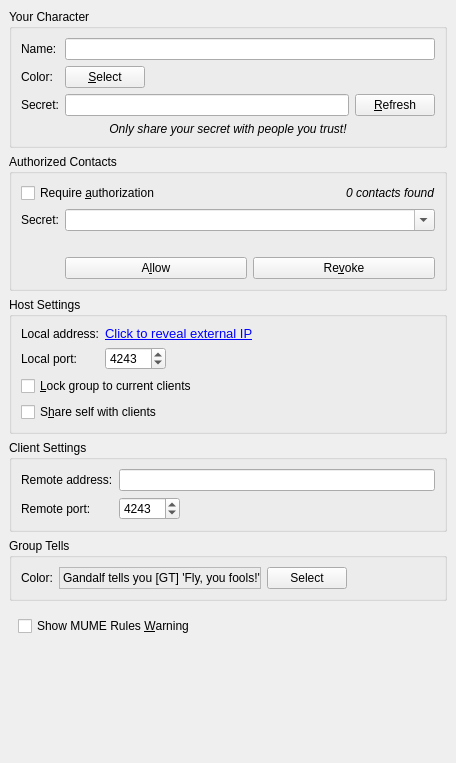
First picture: the form in src/preferences/groupmanagerpage.ui, repository MUME/MMapper, before the edit.
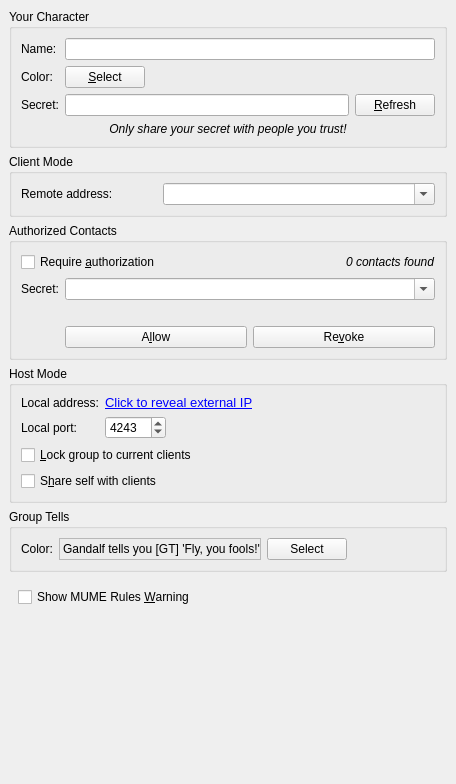
Second picture: the form after the edit.

Commit message: Remember and list previous hosts by adding them as an Authorized Contact

```diff
--- a/src/preferences/groupmanagerpage.ui
+++ b/src/preferences/groupmanagerpage.ui
@@ -7,7 +7,7 @@
     <x>0</x>
     <y>0</y>
     <width>456</width>
-    <height>763</height>
+    <height>784</height>
    </rect>
   </property>
   <property name="windowTitle">
@@ -163,6 +163,35 @@
      </layout>
     </widget>
    </item>
+   <item>
+    <widget class="QGroupBox" name="clientGroupBox">
+     <property name="title">
+      <string>Client Mode</string>
+     </property>
+     <layout class="QGridLayout">
+      <item row="0" column="0">
+       <widget class="QLabel" name="label_2">
+        <property name="text">
+         <string>Remote address:</string>
+        </property>
+        <property name="buddy">
+         <cstring>remoteHost</cstring>
+        </property>
+       </widget>
+      </item>
+      <item row="0" column="1" colspan="2">
+       <widget class="QComboBox" name="remoteHost">
+        <property name="toolTip">
+         <string>Edit this field or select entries auto-populated by Authorized Contacts</string>
+        </property>
+        <property name="editable">
+         <bool>true</bool>
+        </property>
+       </widget>
+      </item>
+     </layout>
+    </widget>
+   </item>
    <item>
     <widget class="QGroupBox" name="allowedGroupBox">
      <property name="title">
@@ -278,7 +307,7 @@
    <item>
     <widget class="QGroupBox" name="hostGroupBox">
      <property name="title">
-      <string>Host Settings</string>
+      <string>Host Mode</string>
      </property>
      <property name="alignment">
       <set>Qt::AlignLeading|Qt::AlignLeft|Qt::AlignTop</set>
@@ -409,64 +438,6 @@
      </layout>
     </widget>
    </item>
-   <item>
-    <widget class="QGroupBox" name="clientGroupBox">
-     <property name="title">
-      <string>Client Settings</string>
-     </property>
-     <layout class="QGridLayout">
-      <item row="1" column="0">
-       <widget class="QLabel" name="label_3">
-        <property name="text">
-         <string>Remote port:</string>
-        </property>
-        <property name="buddy">
-         <cstring>remotePort</cstring>
-        </property>
-       </widget>
-      </item>
-      <item row="0" column="0">
-       <widget class="QLabel" name="label_2">
-        <property name="text">
-         <string>Remote address:</string>
-        </property>
-        <property name="buddy">
-         <cstring>remoteHost</cstring>
-        </property>
-       </widget>
-      </item>
-      <item row="0" column="1" colspan="2">
-       <widget class="QLineEdit" name="remoteHost"/>
-      </item>
-      <item row="1" column="1">
-       <widget class="QSpinBox" name="remotePort">
-        <property name="minimum">
-         <number>1</number>
-        </property>
-        <property name="maximum">
-         <number>10000</number>
-        </property>
-        <property name="value">
-         <number>4243</number>
-        </property>
-       </widget>
-      </item>
-      <item row="1" column="2">
-       <spacer>
-        <property name="orientation">
-         <enum>Qt::Horizontal</enum>
-        </property>
-        <property name="sizeHint" stdset="0">
-         <size>
-          <width>40</width>
-          <height>20</height>
-         </size>
-        </property>
-       </spacer>
-      </item>
-     </layout>
-    </widget>
-   </item>
    <item>
     <widget class="QGroupBox" name="groupBox">
      <property name="title">
```
Left out of the diff: 3 changed lines with no effect on the pictures. The commit also changes 6 other files.
